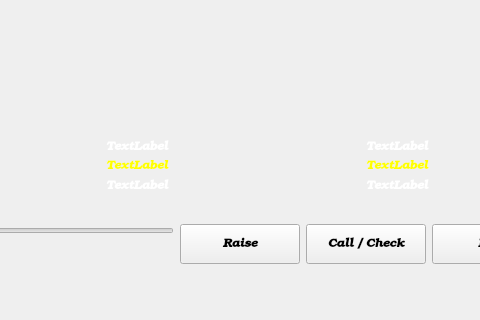
maxkolotilin/Holding-cards, file mainwindow.ui: the form before one commit; both pictures show x 518 to 998 and y 448 to 768 of the 1366 by 768 pixel window.
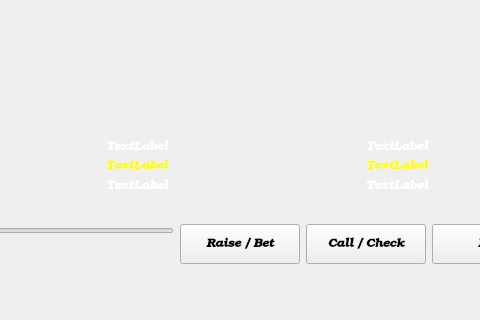
The form after the commit.

Diff of the .ui file:
```diff
--- a/mainwindow.ui
+++ b/mainwindow.ui
@@ -2542,7 +2542,7 @@
          </font>
         </property>
         <property name="text">
-         <string>Raise</string>
+         <string>Raise / Bet</string>
         </property>
        </widget>
       </item>
```
